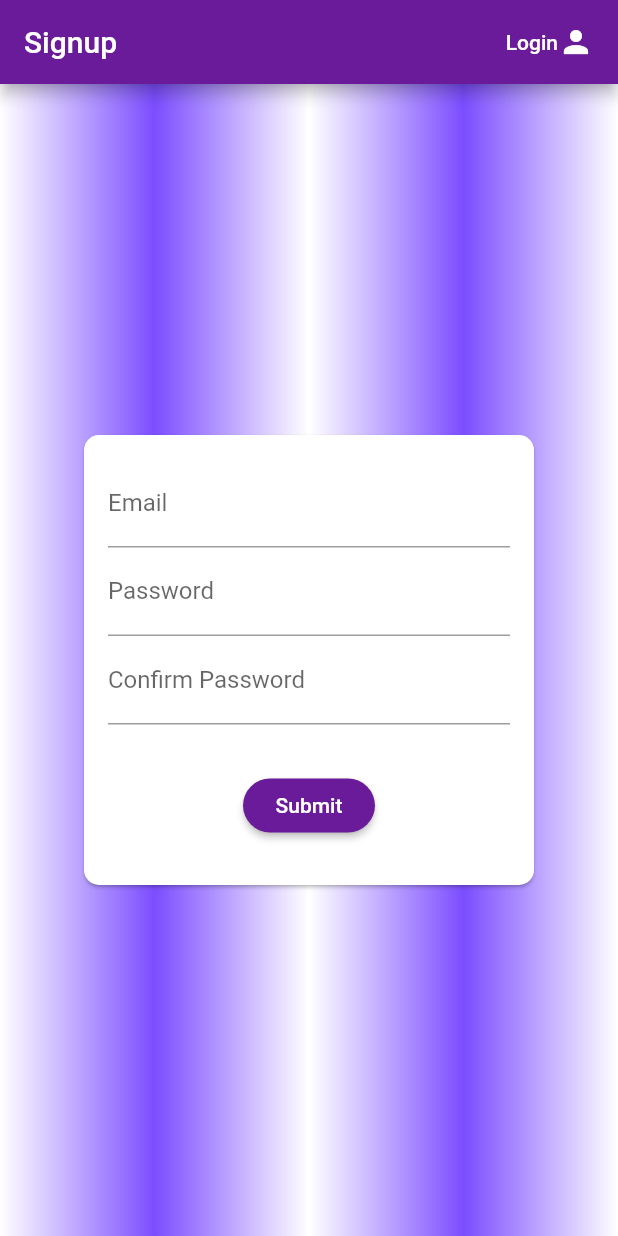
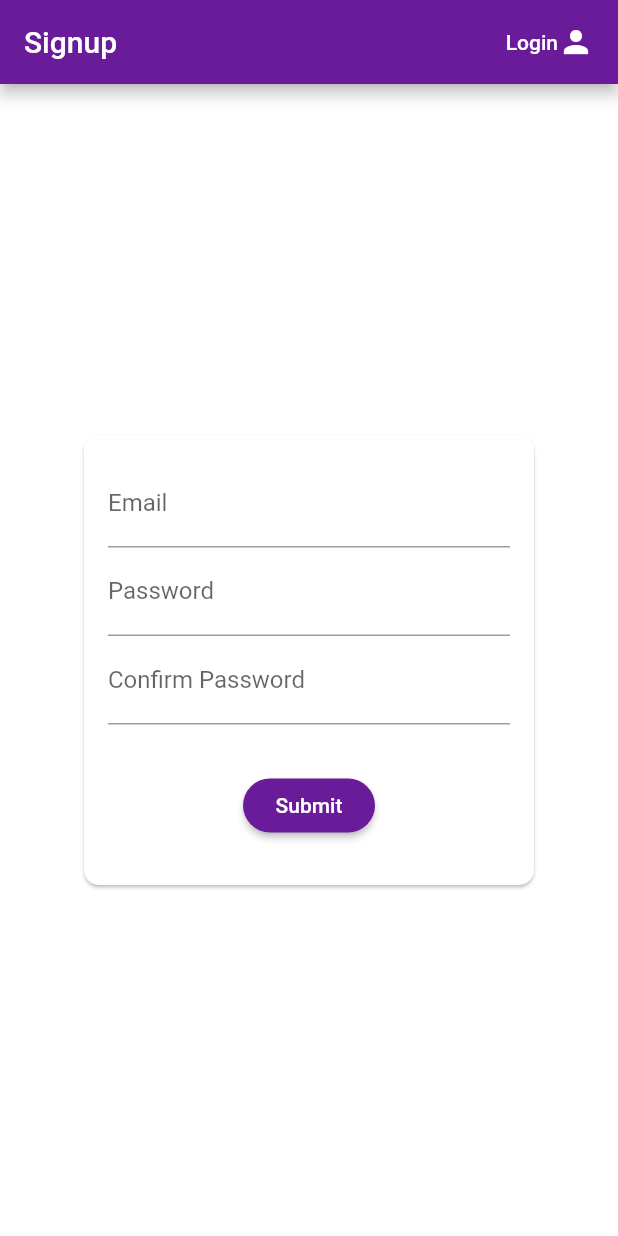
Before and after one commit to shubhsiro/admin_login_app, a Flutter app: the screen it shows after launch, after a tap on "Signup", on a phone screen of 412 x 824 dp. Run offline on Flutter 3.47's test engine with Material 2 defaults, Android fonts, the phone set to English and light mode, and no system bars.

Commit message:
both images added in folder

```diff
--- a/lib/screens/login_screen.dart
+++ b/lib/screens/login_screen.dart
@@ -83,7 +83,16 @@ class _LoginScreenState extends State<LoginScreen> {
       ),
       body: Stack(
         children: <Widget>[
-          Image.asset('assets/images/signup.png',height: 20.0, width:30.0),
+          //Image.asset('assets/images/signup.png',height: 20.0, width:30.0),
+          new Container(
+            width: 10.00,
+            height: 10.00,
+            decoration: new BoxDecoration(
+            image: new DecorationImage(
+              image: AssetImage('assets/images/signup.png'),
+              fit: BoxFit.fill,
+            ),
+          )),
           Container(
             decoration: BoxDecoration(
               gradient: LinearGradient(
--- a/lib/screens/signup_screen.dart
+++ b/lib/screens/signup_screen.dart
@@ -85,14 +85,23 @@ class _SignupScreenState extends State<SignupScreen> {
       ),
       body: Stack(
         children: <Widget>[
+          new Container(
+              width: 10.00,
+              height: 10.00,
+              decoration: new BoxDecoration(
+                image: new DecorationImage(
+                  image: AssetImage('assets/images/signup.png'),
+                  fit: BoxFit.cover,
+                ),
+              )),
           Container(
             decoration: BoxDecoration(
                 gradient: LinearGradient(
                     colors: [
                       Colors.white,
-                      Colors.deepPurpleAccent,
+                      //Colors.deepPurpleAccent,
                       Colors.white,
-                      Colors.deepPurpleAccent,
+                      //Colors.deepPurpleAccent,
                       Colors.white,
                     ]
                 )
```
